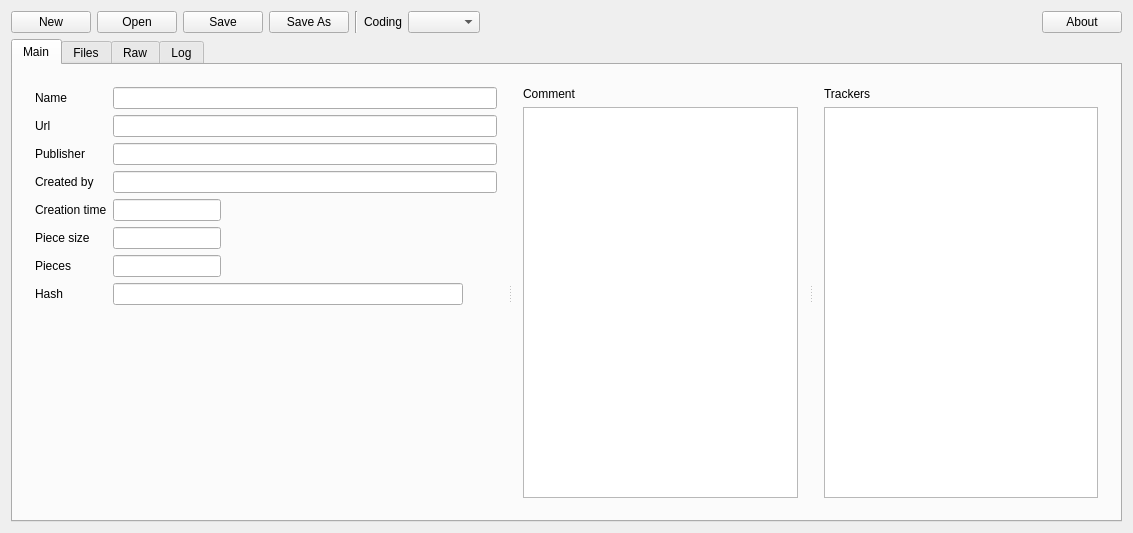
Above: mainwindow.ui from torrent-file-editor/torrent-file-editor before the change. Below: the same form after it.
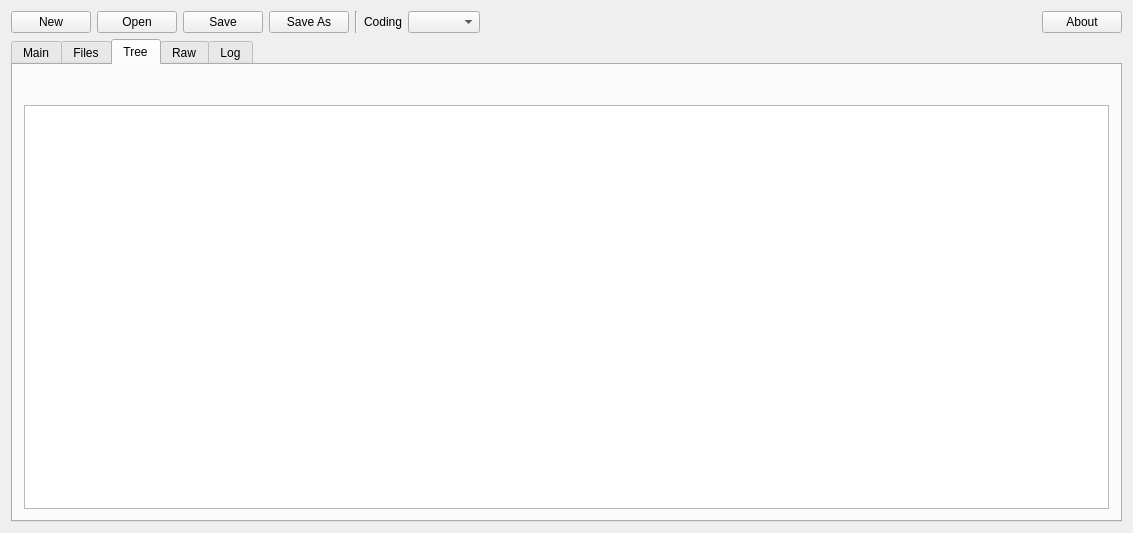
That is the form after the change. The open tabs and pages were chosen to show the change. Custom widgets are drawn as their Qt base class.

Commit message: added Tree tab

The edit to the form file:
```diff
--- a/mainwindow.ui
+++ b/mainwindow.ui
@@ -486,6 +486,89 @@
         </item>
        </layout>
       </widget>
+      <widget class="QWidget" name="tab_5">
+       <attribute name="title">
+        <string>Tree</string>
+       </attribute>
+       <layout class="QVBoxLayout" name="verticalLayout_6">
+        <item>
+         <layout class="QHBoxLayout" name="horizontalLayout_7">
+          <item>
+           <widget class="QToolButton" name="btnAddTreeItem">
+            <property name="toolTip">
+             <string>Add Tree Item</string>
+            </property>
+            <property name="text">
+             <string/>
+            </property>
+            <property name="autoRaise">
+             <bool>true</bool>
+            </property>
+           </widget>
+          </item>
+          <item>
+           <widget class="QToolButton" name="btnRemoveTreeItem">
+            <property name="toolTip">
+             <string>Remove Tree Items</string>
+            </property>
+            <property name="text">
+             <string/>
+            </property>
+            <property name="autoRaise">
+             <bool>true</bool>
+            </property>
+           </widget>
+          </item>
+          <item>
+           <widget class="QToolButton" name="btnUpTreeItem">
+            <property name="toolTip">
+             <string>Up List Item</string>
+            </property>
+            <property name="text">
+             <string/>
+            </property>
+            <property name="autoRaise">
+             <bool>true</bool>
+            </property>
+           </widget>
+          </item>
+          <item>
+           <widget class="QToolButton" name="btnDownTreeItem">
+            <property name="toolTip">
+             <string>Down List Item</string>
+            </property>
+            <property name="text">
+             <string/>
+            </property>
+            <property name="autoRaise">
+             <bool>true</bool>
+            </property>
+           </widget>
+          </item>
+          <item>
+           <spacer name="horizontalSpacer_5">
+            <property name="orientation">
+             <enum>Qt::Horizontal</enum>
+            </property>
+            <property name="sizeHint" stdset="0">
+             <size>
+              <width>40</width>
+              <height>20</height>
+             </size>
+            </property>
+           </spacer>
+          </item>
+         </layout>
+        </item>
+        <item>
+         <widget class="QTreeView" name="treeJson">
+          <property name="selectionMode">
+           <enum>QAbstractItemView::ExtendedSelection</enum>
+          </property>
+         </widget>
+        </item>
+       </layout>
+      </widget>
       <widget class="QWidget" name="tab_2">
        <attribute name="title">
         <string>Raw</string>
```
Left out of the diff: 127 changed lines with no effect on the pictures. The commit also changes 6 other files.
